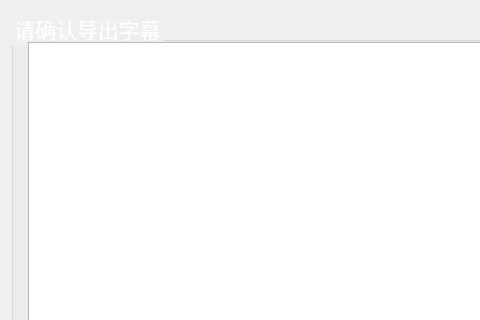
Before: the Qt Designer form ExtractSubtitle/operationwindow.ui in capp-adocia/Embed-Subtitle-Extractor-Lite, drawn with Qt 5; both pictures show x 0 to 480 and y 0 to 320 of the 971 by 624 pixel window.
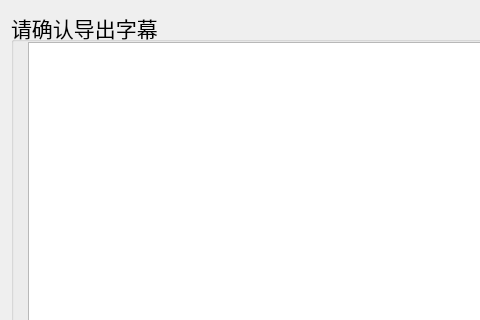
After: the same form once the commit is applied.

What changed in the file:
```diff
--- a/ExtractSubtitle/operationwindow.ui
+++ b/ExtractSubtitle/operationwindow.ui
@@ -43,7 +43,7 @@
          <enum>Qt::DefaultContextMenu</enum>
         </property>
         <property name="styleSheet">
-         <string notr="true">color: rgb(255, 255, 255);</string>
+         <string notr="true"/>
         </property>
         <property name="title">
          <string>请确认导出字幕</string>
```
